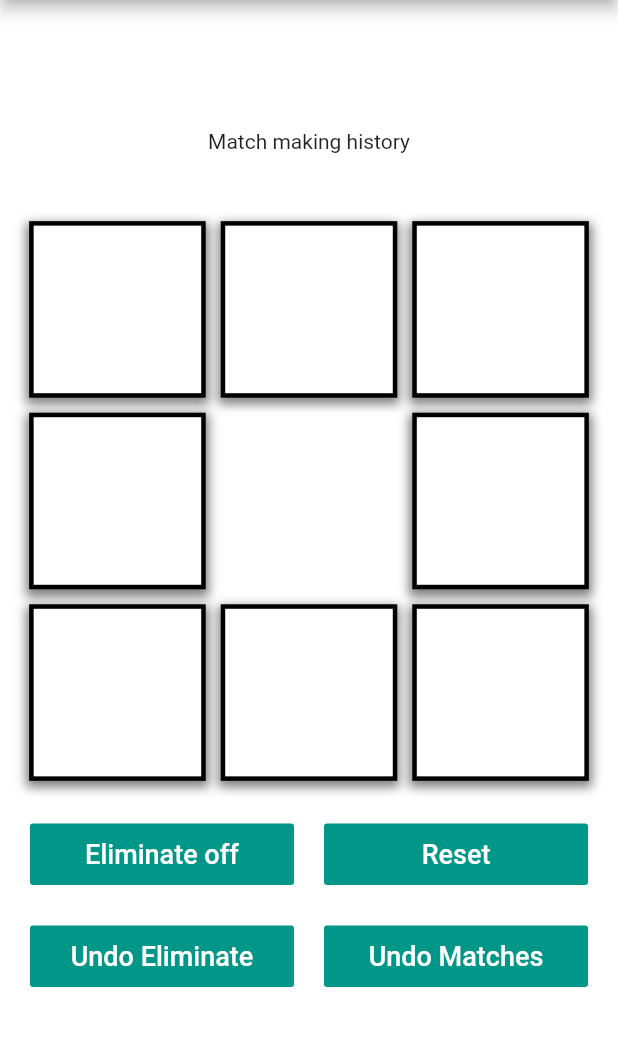
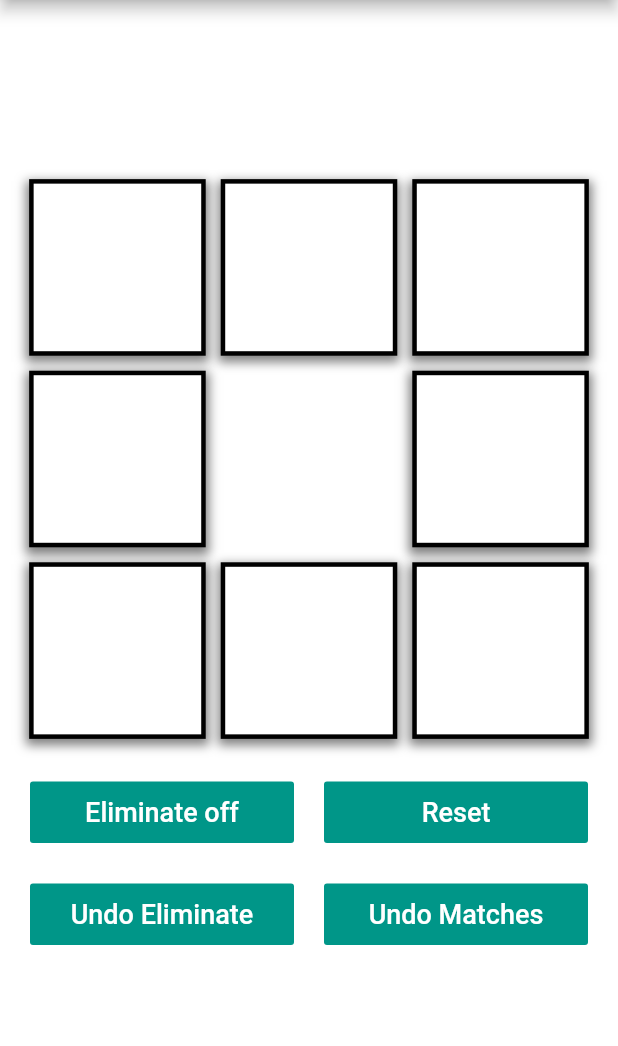
Before and after one commit to chntu/scout-help-tft, a Flutter app: the screen it shows after launch, after a tap on "Scout Help", on a phone screen of 412 x 824 dp, the part 84-1130 px from its top. Run offline on Flutter 3.47's test engine with Material 2 defaults, Android fonts, the light colour scheme and no system bars.

Commit message:
update rm

```diff
--- a/lib/main.dart
+++ b/lib/main.dart
@@ -10,6 +10,7 @@ class myApp extends StatelessWidget {
   @override
   Widget build(BuildContext context) {
     return MaterialApp(
+      debugShowCheckedModeBanner: false,
       home: HomeScreen(),
     );
   }
--- a/lib/pages/home_screen_page.dart
+++ b/lib/pages/home_screen_page.dart
@@ -145,17 +145,17 @@ class _HomeScreenState extends State<HomeScreen> {
                     width: kPaddingBetweenElem,
                   ),
                   // This button send user to all players match history page.
-                  Expanded(
-                    child: FlatButton(
-                      padding: EdgeInsets.only(top: 10.0, bottom: 10.0),
-                      color: kAppbarColor,
-                      child: Text(
-                        'FaceCheck',
-                        style: kButtonTextStyle,
-                      ),
-                      onPressed: () {},
-                    ),
-                  ),
+                  // Expanded(
+                  //   child: FlatButton(
+                  //     padding: EdgeInsets.only(top: 10.0, bottom: 10.0),
+                  //     color: kAppbarColor,
+                  //     child: Text(
+                  //       'FaceCheck',
+                  //       style: kButtonTextStyle,
+                  //     ),
+                  //     onPressed: () {},
+                  //   ),
+                  // ),
                 ],
               ),
             ],
--- a/lib/pages/scout_page.dart
+++ b/lib/pages/scout_page.dart
@@ -50,6 +50,7 @@ class _ScoutState extends State<Scout> {
   Widget build(BuildContext context) {
     double width = MediaQuery.of(context).size.width / 3.5;
     return MaterialApp(
+      debugShowCheckedModeBanner: false,
       home: Scaffold(
         appBar: AppBar(
           backgroundColor: kAppbarColor,
@@ -61,11 +62,6 @@ class _ScoutState extends State<Scout> {
         body: Column(
           mainAxisAlignment: MainAxisAlignment.center,
           children: [
-            Text('Match making history'),
-
-            SizedBox(
-              height: kPaddingBetweenElem * 2,
-            ),
             Row(
               mainAxisAlignment: MainAxisAlignment.center,
               children: [
```
Also changed, not shown: rmimg/ManualHomepage.png (added), rmimg/manualScout.png (added), rmimg/manualScoutClicked.png (added), 2 other files.
